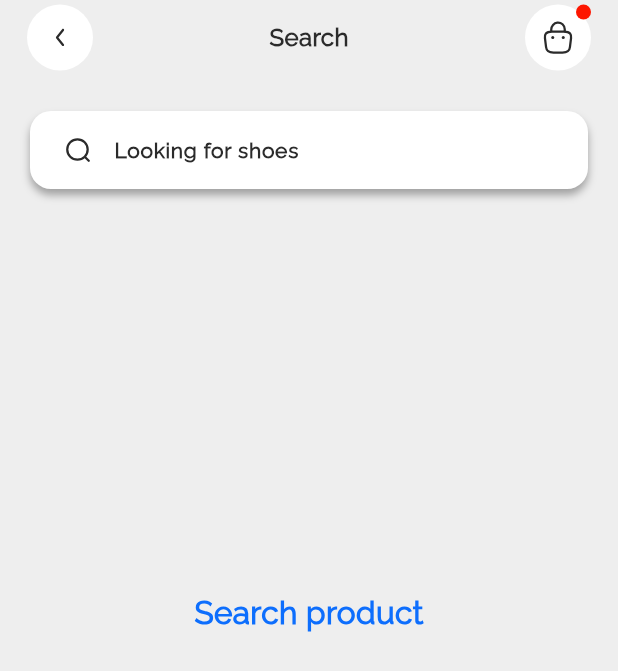
After one commit to huy2992002/flutter_training_huy_nguyen, a Flutter app: the SearchPage screen opened directly, on a phone screen of 412 x 824 dp. The commit adds this screen. Shown: the top 671 px of the screen. Run offline on Flutter 3.47's test engine with Material 3 defaults, Android fonts, the phone set to English and light mode, and no system bars; our stand-ins replace device_preview, flutter_svg, pinput.

```diff
--- /dev/null
+++ b/nike_sneaker_store/lib/pages/home/search_page.dart
@@ -0,0 +1,108 @@
+import 'package:flutter/material.dart';
+import 'package:flutter_svg/flutter_svg.dart';
+import 'package:nike_sneaker_store/components/app_bar/icon_cart_app_bar.dart';
+import 'package:nike_sneaker_store/components/app_bar/ns_app_bar.dart';
+import 'package:nike_sneaker_store/components/button/ns_icon_button.dart';
+import 'package:nike_sneaker_store/components/cards/card_product.dart';
+import 'package:nike_sneaker_store/components/text_form_field/ns_search_box.dart';
+import 'package:nike_sneaker_store/gen/assets.gen.dart';
+import 'package:nike_sneaker_store/l10n/app_localizations.dart';
+import 'package:nike_sneaker_store/models/product_model.dart';
+import 'package:nike_sneaker_store/pages/detail/detail_page.dart';
+import 'package:nike_sneaker_store/resources/ns_style.dart';
+
+class SearchPage extends StatefulWidget {
+  const SearchPage({super.key});
+
+  @override
+  State<SearchPage> createState() => _SearchPageState();
+}
+
+class _SearchPageState extends State<SearchPage> {
+  List<ProductModel> searchProducts = [];
+  TextEditingController searchController = TextEditingController();
+
+  void search(String searchText) {
+    if (searchText.isEmpty) {
+      searchProducts = [];
+      setState(() {});
+      return;
+    }
+    searchProducts = products
+        .where((e) => e.name.toLowerCase().contains(searchText.toLowerCase()))
+        .toList();
+    setState(() {});
+  }
+
+  @override
+  Widget build(BuildContext context) {
+    return Scaffold(
+      backgroundColor: Theme.of(context).colorScheme.background,
+      appBar: NSAppBar(
+        title: AppLocalizations.of(context).search,
+        leftIcon: NsIconButton(
+          onPressed: () => Navigator.pop(context),
+          icon: SvgPicture.asset(
+            Assets.icons.icArrow,
+            color: Theme.of(context).colorScheme.onPrimaryContainer,
+          ),
+          backgroundColor: Theme.of(context).colorScheme.primaryContainer,
+        ),
+        rightIcon: const IconCartAppBar(),
+      ),
+      body: Padding(
+        padding: const EdgeInsets.symmetric(horizontal: 20),
+        child: Column(
+          children: [
+            const SizedBox(height: 24),
+            NSSearchBox(
+              controller: searchController,
+              onChanged: search,
+            ),
+            const SizedBox(height: 18),
+            Expanded(
+              child: searchProducts.isEmpty
+                  ? Padding(
+                      padding: const EdgeInsets.only(top: 250),
+                      child: Text(
+                        searchController.text.isEmpty
+                            ? AppLocalizations.of(context).searchProduct
+                            : AppLocalizations.of(context).isNoResult,
+                        style: NSStyle.h21SemiBold.copyWith(
+                            color: Theme.of(context).colorScheme.primary),
+                        textAlign: TextAlign.center,
+                      ),
+                    )
+                  : GridView.builder(
+                      itemCount: searchProducts.length,
+                      padding: const EdgeInsets.only(top: 10),
+                      gridDelegate:
+                          const SliverGridDelegateWithFixedCrossAxisCount(
+                        crossAxisCount: 2,
+                        mainAxisSpacing: 20,
+                        crossAxisSpacing: 20,
+                        childAspectRatio: 5 / 6,
+                      ),
+                      itemBuilder: (context, index) {
+                        final product = searchProducts[index];
+                        return CardProduct(
+                          product: product,
+                          onFavorite: () => setState(
+                              () => product.isFavorite = !product.isFavorite),
+                          onTap: () => Navigator.push(
+                            context,
+                            MaterialPageRoute(
+                              builder: (context) =>
+                                  DetailPage(product: product),
+                            ),
+                          ),
+                        );
+                      },
+                    ),
+            ),
+          ],
+        ),
+      ),
+    );
+  }
+}
```
Also changed, not shown: nike_sneaker_store/lib/pages/home/home_page.dart (+14 -3 lines).
